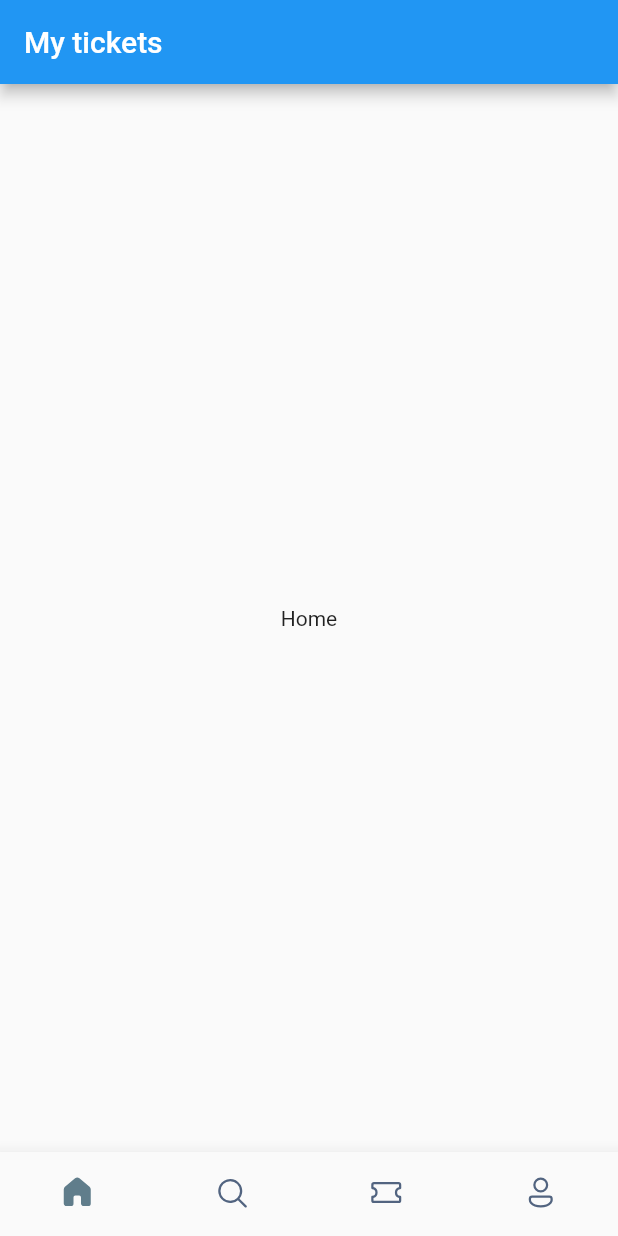
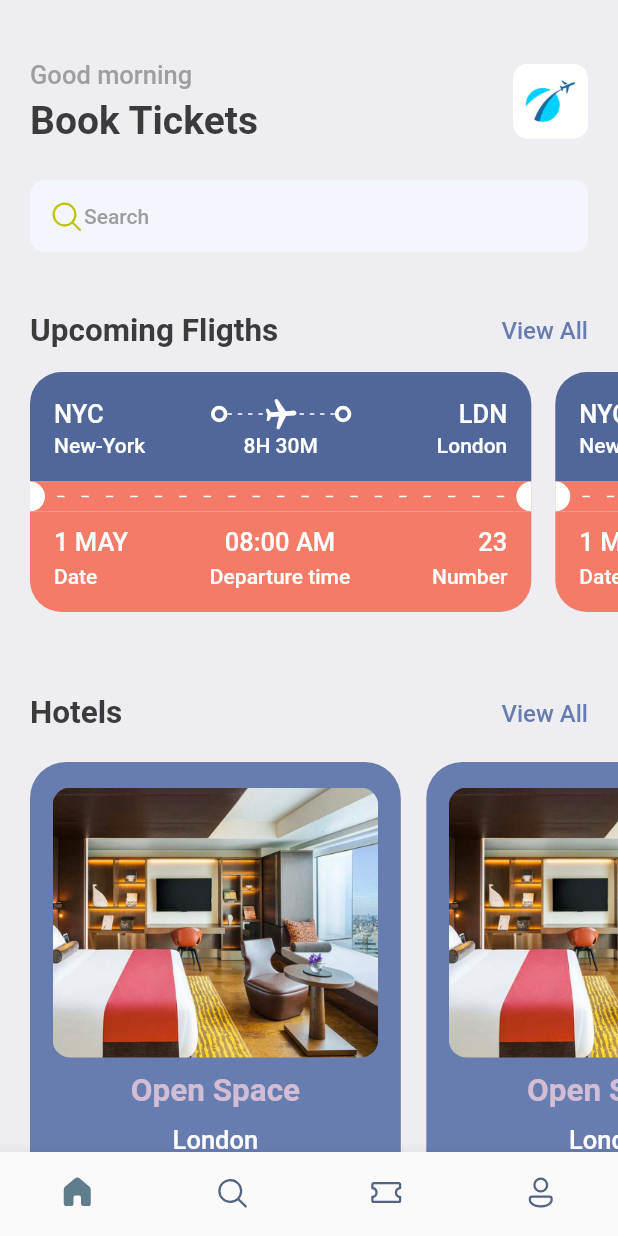
Before and after one commit to supertgo/ticket-booking, a Flutter app: the screen it shows after launch, on a phone screen of 412 x 824 dp. Run offline on Flutter 3.47's test engine with Material 2 defaults, Android fonts, the phone set to English and light mode, and no system bars; our stand-ins replace fluentui_icons, gap.

Commit message:
feat(main): add hotel

```diff
--- a/lib/screens/botton_bar.dart
+++ b/lib/screens/botton_bar.dart
@@ -2,6 +2,7 @@ import 'package:fluentui_icons/fluentui_icons.dart';
 import 'package:flutter/material.dart';
 import 'package:flutter/src/widgets/container.dart';
 import 'package:flutter/src/widgets/framework.dart';
+import 'package:ticket_booking/screens/home_screen.dart';
 
 class BottomBar extends StatefulWidget {
   const BottomBar({super.key});
@@ -13,7 +14,7 @@ class BottomBar extends StatefulWidget {
 class _BottomBarState extends State<BottomBar> {
   int _selectedIndex = 0;
   static final List<Widget> _widgetOptions = <Widget>[
-    const Text('Home'),
+    HomeScreen(),
     const Text('Search'),
     const Text('Tickets'),
     const Text('Profile'),
@@ -28,9 +29,6 @@ class _BottomBarState extends State<BottomBar> {
   @override
   Widget build(BuildContext context) {
     return Scaffold(
-      appBar: AppBar(
-        title: Text('My tickets'),
-      ),
       body: Center(child: _widgetOptions[_selectedIndex]),
       bottomNavigationBar: BottomNavigationBar(
         elevation: 10,
--- /dev/null
+++ b/lib/screens/home_screen.dart
@@ -0,0 +1,145 @@
+import 'package:fluentui_icons/fluentui_icons.dart';
+import 'package:flutter/material.dart';
+import 'package:flutter/src/widgets/container.dart';
+import 'package:flutter/src/widgets/framework.dart';
+import 'package:gap/gap.dart';
+import 'package:ticket_booking/screens/hotel_screen.dart';
+import 'package:ticket_booking/screens/ticket_view.dart';
+import 'package:ticket_booking/utils/app_styles.dart';
+
+class HomeScreen extends StatelessWidget {
+  const HomeScreen({super.key});
+
+  @override
+  Widget build(BuildContext context) {
+    return Scaffold(
+        backgroundColor: Styles.bgColor,
+        body: ListView(
+          children: [
+            Container(
+              padding: EdgeInsets.symmetric(horizontal: 20),
+              child: Column(
+                children: [
+                  const Gap(40),
+                  Row(
+                    mainAxisAlignment: MainAxisAlignment.spaceBetween,
+                    children: [
+                      Column(
+                          crossAxisAlignment: CrossAxisAlignment.start,
+                          children: [
+                            Text(
+                              'Good morning',
+                              style: Styles.headLineStyle3,
+                            ),
+                            const Gap(5),
+                            Text(
+                              'Book Tickets',
+                              style: Styles.headLineStyle,
+                            ),
+                          ]),
+                      Container(
+                        height: 50,
+                        width: 50,
+                        decoration: BoxDecoration(
+                          borderRadius: BorderRadius.circular(10),
+                          image: const DecorationImage(
+                            fit: BoxFit.cover,
+                            image: AssetImage("assets/images/img_1.png"),
+                          ),
+                        ),
+                      )
+                    ],
+                  ),
+                  const Gap(25),
+                  Container(
+                    decoration: BoxDecoration(
+                      color: const Color(0xFFF4F6FD),
+                      borderRadius: BorderRadius.circular(10),
+                    ),
+                    padding: EdgeInsets.symmetric(horizontal: 12, vertical: 12),
+                    child: Row(children: [
+                      const Icon(
+                        FluentSystemIcons.ic_fluent_search_regular,
+                        color: Color(0xFFBFC205),
+                      ),
+                      Text(
+                        "Search",
+                        style: Styles.headLineStyle4,
+                      )
+                    ]),
+                  ),
+                  const Gap(40),
+                  Row(
+                      mainAxisAlignment: MainAxisAlignment.spaceBetween,
+                      children: [
+                        Text(
+                          "Upcoming Fligths",
+                          style: Styles.headLineStyle2,
+                        ),
+                        InkWell(
+                          onTap: () {
+                            print("You are tapped");
+                          },
+                          child: Text(
+                            "View All",
+                            style: Styles.textStyle
+                                .copyWith(color: Styles.primaryColor),
+                          ),
+                        )
+                      ])
+                ],
+              ),
+            ),
+            const Gap(15),
+            SingleChildScrollView(
+              scrollDirection: Axis.horizontal,
+              padding: const EdgeInsets.only(left: 20),
+              child: Row(
+                children: const [
+                  TicketView(),
+                  TicketView(),
+                ],
+              ),
+            ),
+            const Gap(15),
+            Container(
+              padding: const EdgeInsets.symmetric(
+                horizontal: 20,
+              ),
+              child: Row(
+                mainAxisAlignment: MainAxisAlignment.spaceBetween,
+                children: [
+                  Text(
+                    "Hotels",
+                    style: Styles.headLineStyle2,
+                  ),
+                  InkWell(
+                    onTap: () {
+                      print("You are tapped");
+                    },
+                    child: Text(
+                      "View All",
+                      style:
+                          Styles.textStyle.copyWith(color: Styles.primaryColor),
+                    ),
+                  )
+                ],
+              ),
+            ),
+            const Gap(15),
+            SingleChildScrollView(
+              scrollDirection: Axis.horizontal,
+              padding: const EdgeInsets.only(left: 20),
+              child: Row(
+                children: const [
+                  HotelScreen(),
+                  HotelScreen(),
+                  HotelScreen(),
+                  HotelScreen(),
+                ],
+              ),
+            )
+          ],
+        ));
+  }
+}
--- /dev/null
+++ b/lib/screens/hotel_screen.dart
@@ -0,0 +1,62 @@
+import 'package:flutter/src/widgets/container.dart';
+import 'package:flutter/src/widgets/framework.dart';
+import 'package:flutter/material.dart';
+import 'package:gap/gap.dart';
+import 'package:ticket_booking/utils/app_layout.dart';
+import 'package:ticket_booking/utils/app_styles.dart';
+
+class HotelScreen extends StatelessWidget {
+  const HotelScreen({super.key});
+
+  @override
+  Widget build(BuildContext context) {
+    final size = AppLayout.getSize(context);
+    return Container(
+        width: size.width * 0.6,
+        height: 350,
+        padding: const EdgeInsets.symmetric(horizontal: 15, vertical: 17),
+        margin: const EdgeInsets.only(
+          right: 17,
+          top: 5,
+        ),
+        decoration: BoxDecoration(
+          color: Styles.primaryColor,
+          borderRadius: BorderRadius.circular(24),
+          boxShadow: [
+            BoxShadow(
+              color: Colors.grey.shade200,
+              blurRadius: 2,
+              spreadRadius: 1,
+            )
+          ],
+        ),
+        child: Column(children: [
+          Container(
+            height: 180,
+            decoration: BoxDecoration(
+              borderRadius: BorderRadius.circular(12),
+              color: Styles.primaryColor,
+              image: const DecorationImage(
+                fit: BoxFit.cover,
+                image: AssetImage("assets/images/one.png"),
+              ),
+            ),
+          ),
+          const Gap(10),
+          Text(
+            "Open Space",
+            style: Styles.headLineStyle2.copyWith(color: Styles.kakiColor),
+          ),
+          const Gap(10),
+          Text(
+            "London",
+            style: Styles.headLineStyle3.copyWith(color: Colors.white),
+          ),
+          const Gap(10),
+          Text(
+            "\$40/night",
+            style: Styles.headLineStyle3.copyWith(color: Styles.kakiColor),
+          ),
+        ]));
+  }
+}
--- a/lib/utils/app_styles.dart
+++ b/lib/utils/app_styles.dart
@@ -7,6 +7,7 @@ class Styles {
   static Color textColor = const Color(0xFF3b3b3b);
   static Color bgColor = const Color(0xFFeeedf2);
   static Color orangeColor = const Color(0xFFF37B67);
+  static Color kakiColor = const Color(0xFFd2bdd6);
   static TextStyle textStyle =
       TextStyle(fontSize: 16, color: textColor, fontWeight: FontWeight.w500);
   static TextStyle headLineStyle =
```
Also changed, not shown: assets/images/img.png (added), assets/images/img_1.png (added), assets/images/one.png (added), assets/images/sit.jpg (added), assets/images/three.png (added), assets/images/two.png (added), assets/images/visa.png (added), lib/utils/app_info_list.dart (added).
